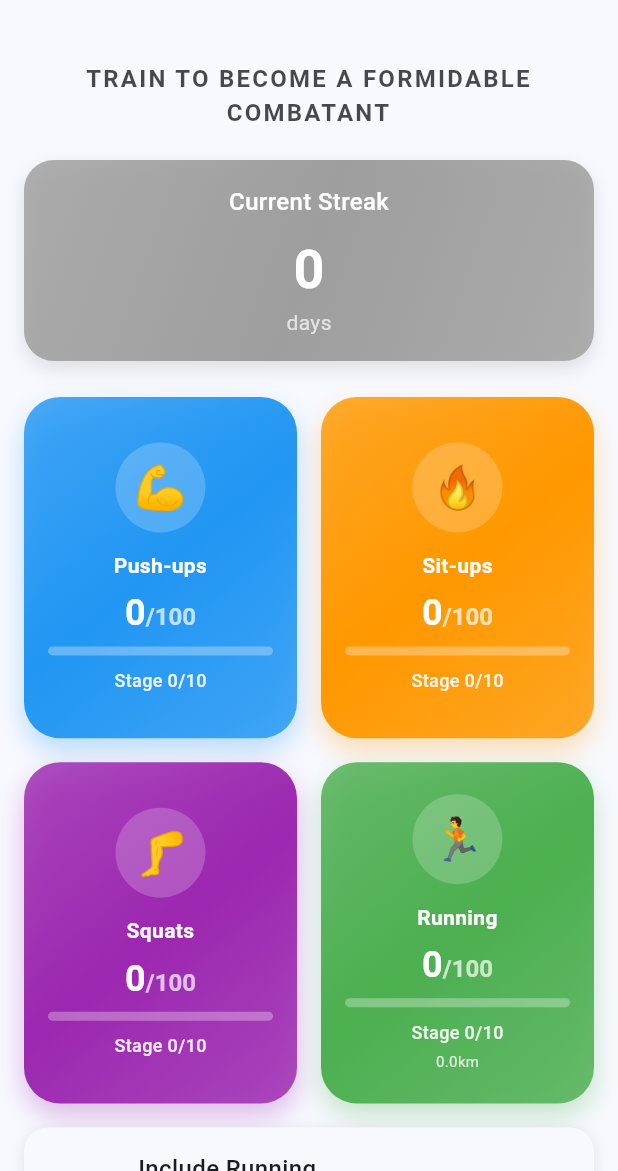
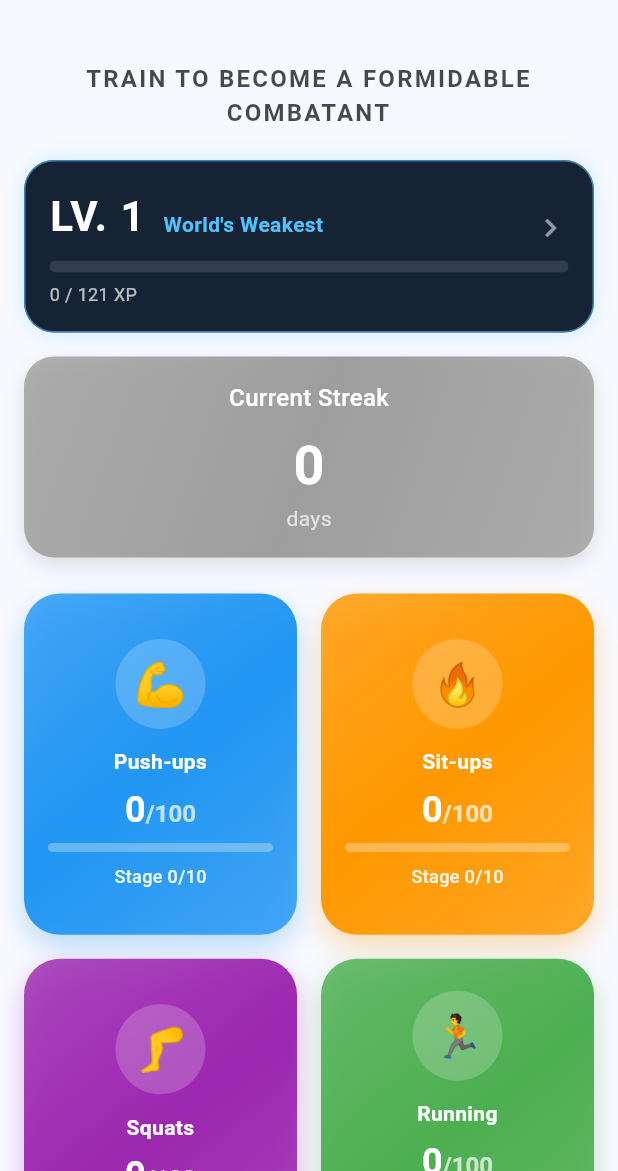
Before and after one commit to wpieters/daily-quest-workout-app-flutter, a Flutter app: the screen it shows after launch, on a phone screen of 412 x 824 dp, the part 65-1236 px from its top. Run offline on Flutter 3.47's test engine with Material 3 defaults, Android fonts, the phone set to English and light mode, and no system bars; our stand-ins replace flutter_riverpod, shared_preferences, vibration.

Commit message:
feat: show level, XP, character sheet and level-up ceremony
- Level header with title and XP bar on the main screen, plus floating
  +XP feedback on each award. Tapping it opens the character sheet.
- Character sheet: HP/MP (derived), fatigue, STR/VIT/AGI/INT/PER, unspent
  skill points and missed-day protection status.
- Solo Leveling style system popup for level-ups and title unlocks, queued
  and shown after the daily completion animation (placeholder animation).

Co-Authored-By: Claude Opus 5.5 <noreply@anthropic.com>

```diff
--- a/lib/screens/workout_screen.dart
+++ b/lib/screens/workout_screen.dart
@@ -4,8 +4,12 @@ import '../providers/workout_provider.dart';
 import '../widgets/exercise_button.dart';
 import '../widgets/completion_animation.dart';
 import '../widgets/stage_completion_overlay.dart';
+import '../widgets/level_header.dart';
+import '../widgets/level_up_overlay.dart';
+import '../widgets/xp_gain_popup.dart';
 import '../models/exercise_type.dart';
 import '../utils/theme.dart';
+import 'character_screen.dart';
 import 'history_screen.dart';
 import 'settings_screen.dart';
 
@@ -15,6 +19,7 @@ class WorkoutScreen extends ConsumerWidget {
   @override
   Widget build(BuildContext context, WidgetRef ref) {
     final workoutState = ref.watch(workoutProvider);
+    final engine = ref.watch(progressionEngineProvider);
 
     if (workoutState.isLoading) {
       return const Scaffold(
@@ -96,6 +101,30 @@ class WorkoutScreen extends ConsumerWidget {
                 ),
 
                 const SizedBox(height: 8),
+
+                // Level, title and XP
+                Stack(
+                  clipBehavior: Clip.none,
+                  alignment: Alignment.topRight,
+                  children: [
+                    LevelHeader(
+                      progression: workoutState.progress.progression,
+                      engine: engine,
+                      onTap: () => _openCharacterSheet(context),
+                    ),
+                    if (workoutState.xpGainId > 0)
+                      Positioned(
+                        right: 16,
+                        top: -8,
+                        child: XpGainPopup(
+                          key: ValueKey(workoutState.xpGainId),
+                          amount: workoutState.lastXpGain,
+                        ),
+                      ),
+                  ],
+                ),
+
+                const SizedBox(height: 16),
 
                 // Streak display
                 Container(
@@ -318,8 +347,26 @@ class WorkoutScreen extends ConsumerWidget {
                 ref.read(workoutProvider.notifier).hideStageAnimation();
               },
             ),
+
+          // Level-up ceremony, after the daily completion animation
+          if (workoutState.pendingLevelUps.isNotEmpty &&
+              !workoutState.showCompletionAnimation)
+            LevelUpOverlay(
+              key: ObjectKey(workoutState.pendingLevelUps.first),
+              change: workoutState.pendingLevelUps.first,
+              onDismiss: () {
+                ref.read(workoutProvider.notifier).dismissLevelUp();
+              },
+            ),
         ],
       ),
     );
   }
+
+  void _openCharacterSheet(BuildContext context) {
+    Navigator.push(
+      context,
+      MaterialPageRoute(builder: (context) => const CharacterScreen()),
+    );
+  }
 }
--- a/lib/utils/theme.dart
+++ b/lib/utils/theme.dart
@@ -9,6 +9,10 @@ class AppTheme {
   static const Color darkBackground = Color(0xFF0D1117);
   static const Color darkSurface = Color(0xFF161B22);
   static const Color darkCard = Color(0xFF21262D);
+
+  // Solo Leveling "system window" palette
+  static const Color systemBlue = Color(0xFF4FC3FF);
+  static const Color systemPanel = Color(0xF00A1628);
 
   static ThemeData get lightTheme {
     return ThemeData(
--- /dev/null
+++ b/lib/widgets/level_header.dart
@@ -0,0 +1,105 @@
+import 'package:flutter/material.dart';
+import '../progression/progression_engine.dart';
+import '../progression/progression_state.dart';
+import '../utils/theme.dart';
+
+/// Level, title and XP bar for the main screen.
+class LevelHeader extends StatelessWidget {
+  final ProgressionState progression;
+  final ProgressionEngine engine;
+  final VoidCallback? onTap;
+
+  const LevelHeader({
+    super.key,
+    required this.progression,
+    required this.engine,
+    this.onTap,
+  });
+
+  @override
+  Widget build(BuildContext context) {
+    final leveling = engine.leveling;
+    final level = engine.levelOf(progression);
+    final into = leveling.xpIntoLevel(progression.totalXp);
+    final span = leveling.xpSpanOfLevel(progression.totalXp);
+    final isMax = span == 0;
+
+    return Semantics(
+      button: onTap != null,
+      label: 'Level $level, ${engine.titleOf(progression)}. '
+          '${isMax ? 'Max level' : '$into of $span XP'}',
+      child: GestureDetector(
+        onTap: onTap,
+        child: Container(
+          width: double.infinity,
+          padding: const EdgeInsets.all(16),
+          decoration: BoxDecoration(
+            color: AppTheme.systemPanel,
+            borderRadius: BorderRadius.circular(20),
+            border: Border.all(color: AppTheme.systemBlue.withValues(alpha: 0.6)),
+            boxShadow: [
+              BoxShadow(
+                color: AppTheme.systemBlue.withValues(alpha: 0.25),
+                blurRadius: 12,
+              ),
+            ],
+          ),
+          child: ExcludeSemantics(
+            child: Column(
+              crossAxisAlignment: CrossAxisAlignment.start,
+              children: [
+                Row(
+                  crossAxisAlignment: CrossAxisAlignment.end,
+                  children: [
+                    Text(
+                      'LV. $level',
+                      style: const TextStyle(
+                        color: Colors.white,
+                        fontSize: 28,
+                        fontWeight: FontWeight.bold,
+                        letterSpacing: 1,
+                      ),
+                    ),
+                    const SizedBox(width: 12),
+                    Expanded(
+                      child: Padding(
+                        padding: const EdgeInsets.only(bottom: 4),
+                        child: Text(
+                          engine.titleOf(progression),
+                          style: const TextStyle(
+                            color: AppTheme.systemBlue,
+                            fontSize: 14,
+                            fontWeight: FontWeight.w600,
+                          ),
+                          overflow: TextOverflow.ellipsis,
+                        ),
+                      ),
+                    ),
+                    if (onTap != null)
+                      const Icon(Icons.chevron_right, color: Colors.white54),
+                  ],
+                ),
+                const SizedBox(height: 10),
+                ClipRRect(
+                  borderRadius: BorderRadius.circular(4),
+                  child: LinearProgressIndicator(
+                    value: isMax ? 1 : into / span,
+                    minHeight: 8,
+                    backgroundColor: Colors.white12,
+                    valueColor:
+                        const AlwaysStoppedAnimation(AppTheme.systemBlue),
+                  ),
+                ),
+                const SizedBox(height: 6),
+                Text(
+                  isMax ? 'MAX LEVEL' : '$into / $span XP',
+                  style: const TextStyle(color: Colors.white70, fontSize: 12),
+                ),
+              ],
+            ),
+          ),
+        ),
+      ),
+    );
+  }
+}
```
Also changed, not shown: lib/screens/character_screen.dart (added, +206 -0 lines), lib/widgets/level_up_overlay.dart (added, +165 -0 lines), lib/widgets/xp_gain_popup.dart (added, +61 -0 lines), 1 other file.
